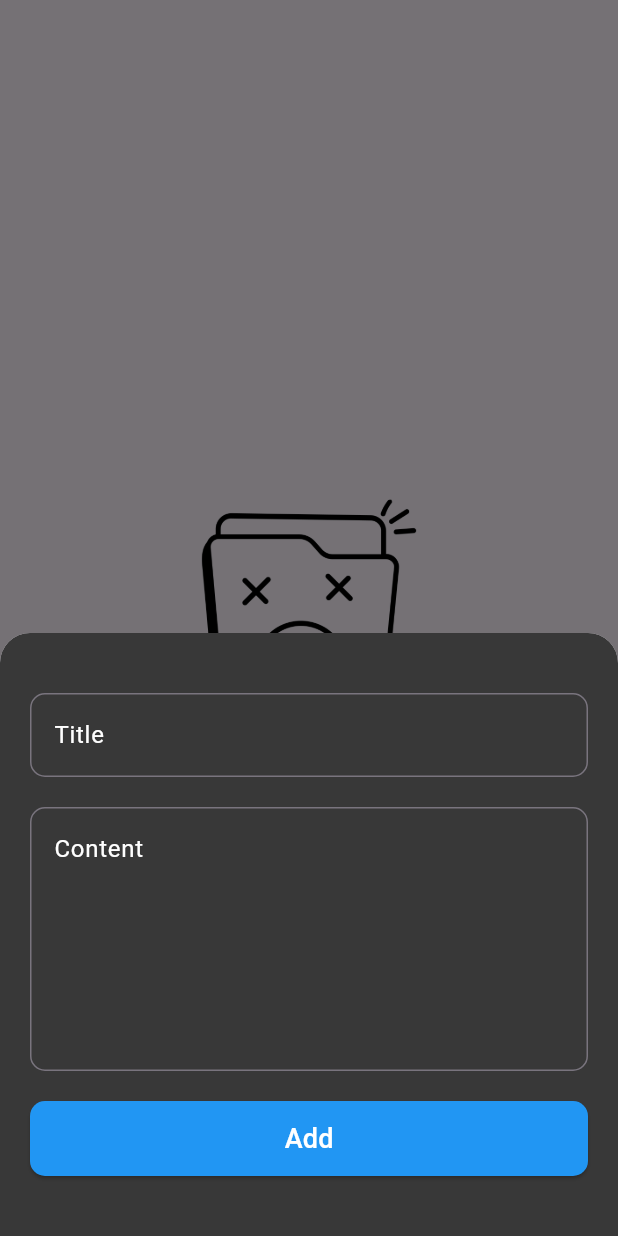
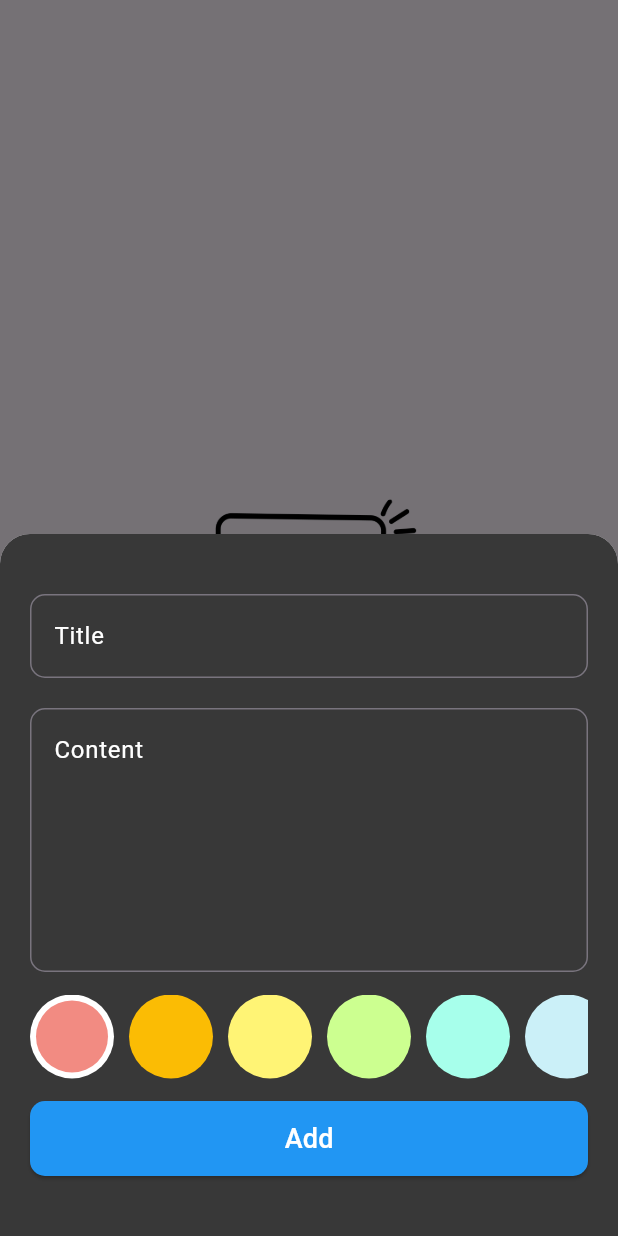
Before and after one commit to AhmedOmara-Flutter/hive_note_app, a Flutter app: the screen it shows after launch, after a tap on the "add" icon, on a phone screen of 412 x 824 dp. Run offline on Flutter 3.47's test engine with Material 3 defaults, Android fonts, the phone set to English and light mode, and no system bars; our stand-ins replace conditional_builder_null_safety, flutter_bloc, hive, hive_flutter; accounts and stored records are empty.

Commit message:
add list of colors to modalBottomSheet

```diff
--- a/lib/views/widgets/add_note_form.dart
+++ b/lib/views/widgets/add_note_form.dart
@@ -2,6 +2,7 @@ import 'package:flutter/material.dart';
 import 'package:flutter_bloc/flutter_bloc.dart';
 import 'package:hive_note_app/cubit/add_note_cubit.dart';
 import 'package:hive_note_app/models/note_item_model.dart';
+import 'package:hive_note_app/views/widgets/build_color_list.dart';
 import 'package:hive_note_app/views/widgets/custom_button.dart';
 import 'package:hive_note_app/views/widgets/custom_text_form_field.dart';
 
@@ -44,7 +45,10 @@ class _AddNoteFormState extends State<AddNoteForm> {
                 content = value;
               },
             ),
-            SizedBox(height: 20),
+            SizedBox(height: 15),
+           BuildColorList(),
+            SizedBox(height: 15),
+
             BlocBuilder<AddNoteCubit, AddNoteState>(
               builder: (context, state) {
                 return CustomButton(
@@ -66,7 +70,7 @@ class _AddNoteFormState extends State<AddNoteForm> {
                   }, isLoading: state is AddNoteLoading ? true : false,
                 );
               },
-            )
+            ),
           ],
         ),
       ),
@@ -80,4 +84,5 @@ class _AddNoteFormState extends State<AddNoteForm> {
     _contentController.dispose();
     super.dispose();
   }
+
 }
--- /dev/null
+++ b/lib/views/widgets/build_color_item.dart
@@ -0,0 +1,20 @@
+import 'package:flutter/material.dart';
+
+class BuildColorItem extends StatelessWidget {
+  final bool isActive;
+  final Color color;
+
+
+  const BuildColorItem({super.key, required this.isActive, required this.color});
+
+  @override
+  Widget build(BuildContext context) {
+    return isActive
+        ? CircleAvatar(
+            radius: 28,
+            backgroundColor: Colors.white,
+            child: CircleAvatar(radius: 24, backgroundColor: color),
+          )
+        : CircleAvatar(radius: 28, backgroundColor:color);
+  }
+}
--- /dev/null
+++ b/lib/views/widgets/build_color_list.dart
@@ -0,0 +1,42 @@
+import 'package:flutter/material.dart';
+import 'package:hive_note_app/views/widgets/build_color_item.dart';
+
+class BuildColorList extends StatefulWidget {
+  const BuildColorList({super.key});
+
+  @override
+  State<BuildColorList> createState() => _BuildColorListState();
+}
+
+class _BuildColorListState extends State<BuildColorList> {
+  int currentIndex = 0;
+  static const List<Color> kNoteColors = [
+    Color(0xffF28B82), // Red
+    Color(0xffFBBC04), // Yellow
+    Color(0xffFFF475), // Light Yellow
+    Color(0xffCCFF90), // Green
+    Color(0xffA7FFEB), // Mint
+    Color(0xffCBF0F8), // Blue
+    Color(0xffD7AEFB), // Purple
+  ];
+
+  @override
+  Widget build(BuildContext context) {
+    return SizedBox(
+      height: 28 * 2,
+      child: ListView.separated(
+        scrollDirection: Axis.horizontal,
+        itemBuilder: (context, index) => GestureDetector(
+          onTap: () {
+            setState(() {
+              currentIndex = index;
+            });
+          },
+          child: BuildColorItem(color:kNoteColors[index],isActive:index == currentIndex ? true : false,),
+        ),
+        separatorBuilder: (context, index) => SizedBox(width: 10),
+        itemCount: kNoteColors.length,
+      ),
+    );
+  }
+}
```
